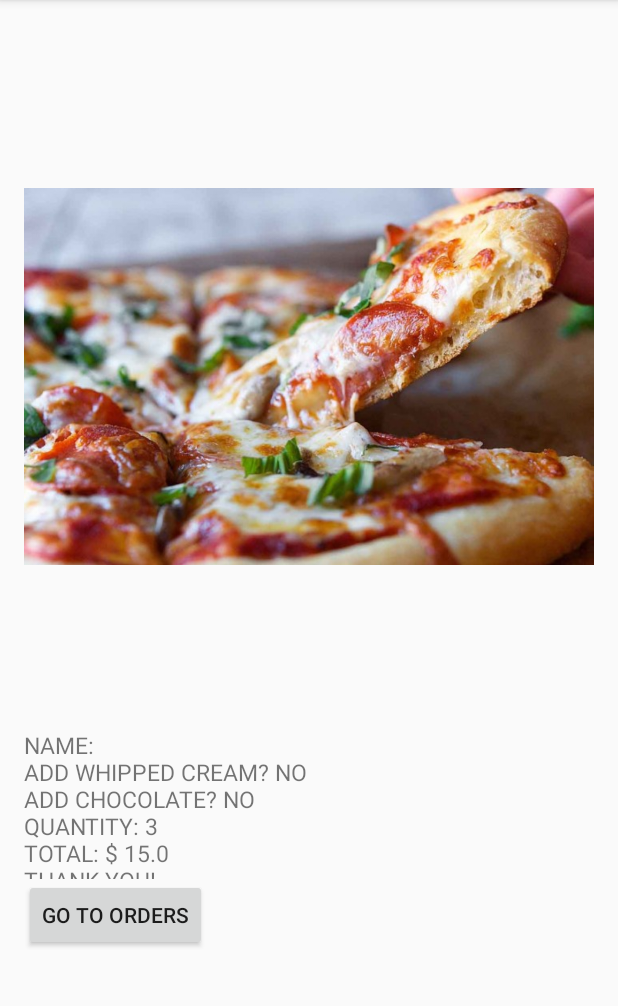
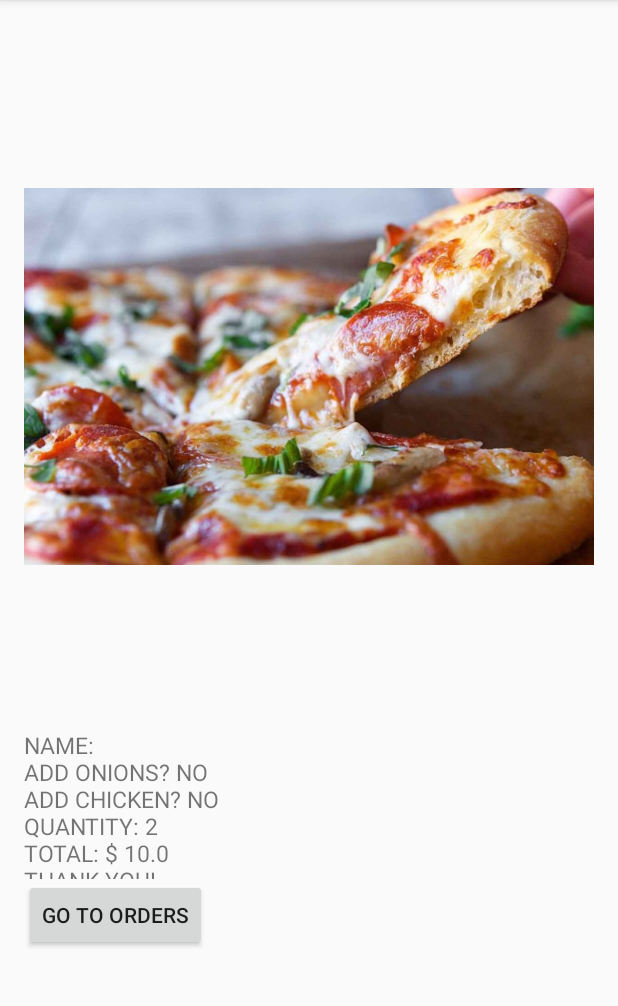
Before and after one commit to Hiresh12/Web-and-Mobile-Programming, an Android app: the screen it shows after launch (SummaryPage), after a tap on "SUMMARY", on a phone screen of 412 x 824 dp, the part 84-1090 px from its top. Run offline under Robolectric (Android 15) with nearby library versions, the phone set to English and light mode, and no system bars.

Commit message:
mobileICP2

```diff
--- a/MobileProgramming/ICP2_1/PizzaOrder/app/src/main/java/com/webproject/hiresh/pizzaorder/HomePage.java
+++ b/MobileProgramming/ICP2_1/PizzaOrder/app/src/main/java/com/webproject/hiresh/pizzaorder/HomePage.java
@@ -17,7 +17,7 @@ public class HomePage extends AppCompatActivity {
     final int COFFEE_PRICE = 5;
     final int WHIPPED_CREAM_PRICE = 1;
     final int CHOCOLATE_PRICE = 2;
-    int quantity = 3;
+    int quantity = 2;
 
     @Override
     protected void onCreate(Bundle savedInstanceState) {
@@ -90,8 +90,8 @@ public class HomePage extends AppCompatActivity {
 
     private String createOrderSummary(String userInputName, boolean hasWhippedCream, boolean hasChocolate, float price) {
         String orderSummaryMessage = "Name:"+userInputName + "\n" +
-                "Add Whipped Cream? "+boolToString(hasWhippedCream) + "\n" +
-                "Add chocolate? "+boolToString(hasChocolate) + "\n" +
+                "Add Onions? "+boolToString(hasWhippedCream) + "\n" +
+                "Add Chicken? "+boolToString(hasChocolate) + "\n" +
                 "Quantity: "+quantity + "\n" +
                 "Total: $ "+ price + "\n" +
                 getString(R.string.thank_you);
```
Also changed, not shown: 4 other files.
